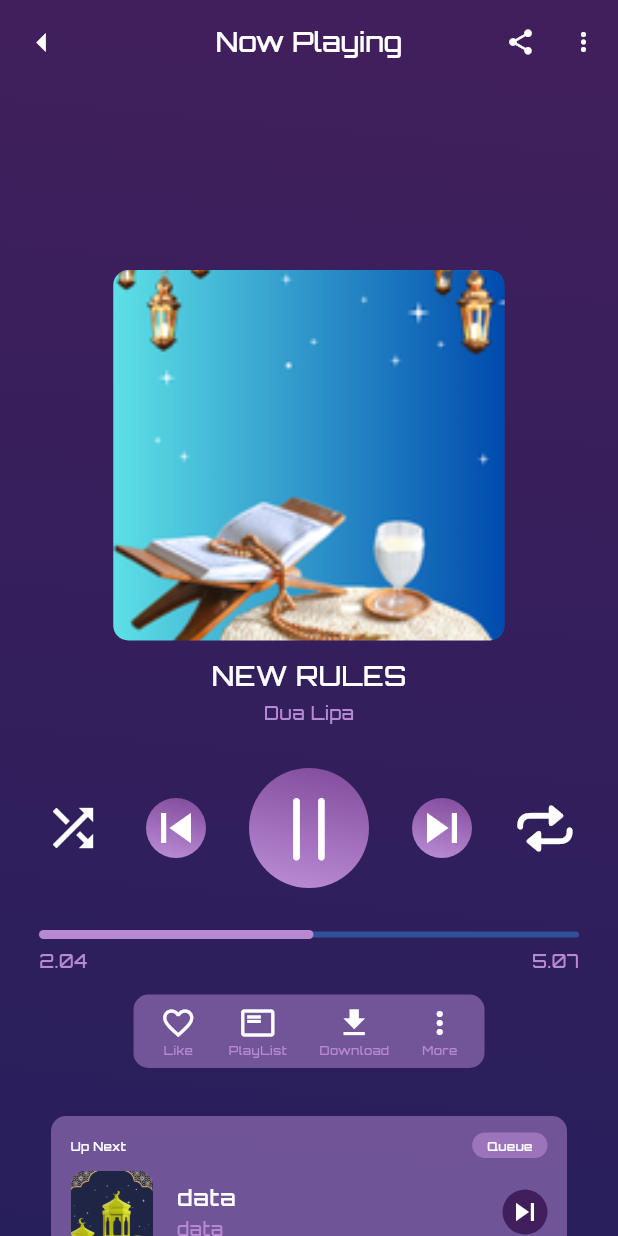
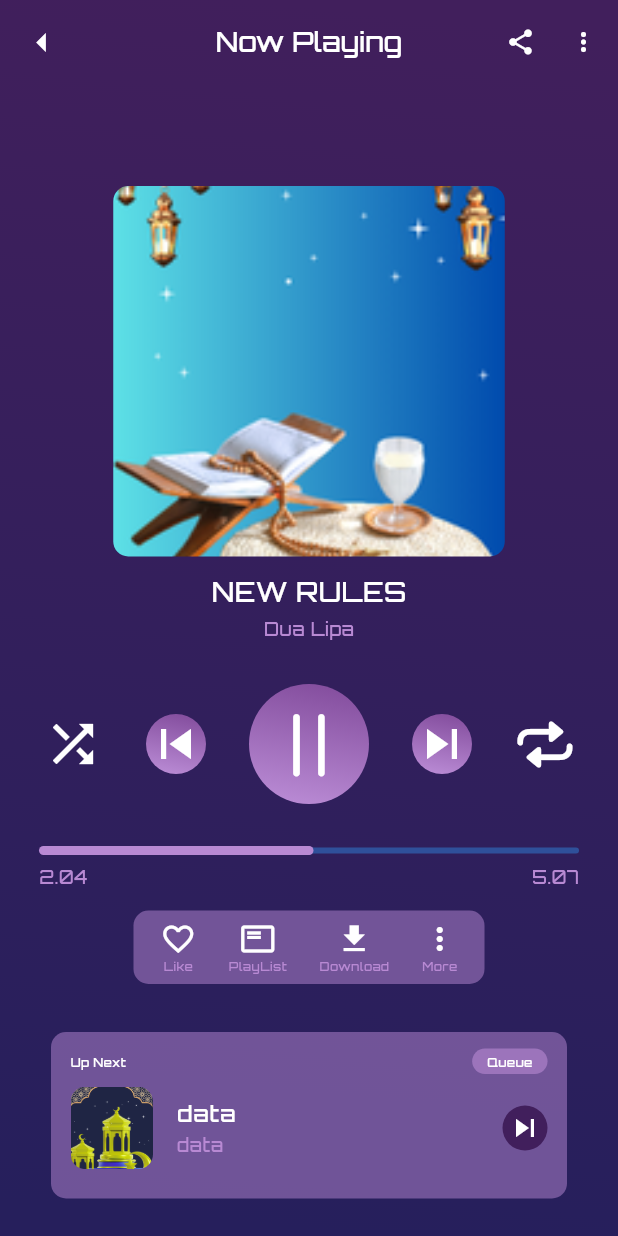
Before and after one commit to EngMohamed3382/music_app, a Flutter app: the PlayMusicScreen screen opened by its route, on a phone screen of 412 x 824 dp. Run offline on Flutter 3.47's test engine with Material 3 defaults, Android fonts, the phone set to English and light mode, and no system bars.

Commit message:
Part 37 design Play Page Part 12 Finish All App Design

```diff
--- a/lib/features/play_music/screens/play_music_screen.dart
+++ b/lib/features/play_music/screens/play_music_screen.dart
@@ -1,12 +1,7 @@
 import 'package:flutter/material.dart';
 import 'package:music_app/core/resources/alignment_managers.dart';
-import 'package:music_app/core/resources/assets_managers.dart';
 import 'package:music_app/core/resources/color_managers.dart';
-import 'package:music_app/core/resources/font_managers.dart';
-import 'package:music_app/core/resources/height_values_managers.dart';
-import 'package:music_app/core/resources/padding_value.dart';
-import 'package:music_app/core/resources/radius_values_managers.dart';
-import 'package:music_app/core/resources/width_values_managers.dart';
+import 'package:music_app/features/play_music/widgets/custom_tool_2_play_music.dart';
 import 'package:music_app/features/play_music/widgets/custom_app_bar_play_music_screen.dart';
 import 'package:music_app/features/play_music/widgets/custom_button_controller_play_music.dart';
 import 'package:music_app/features/play_music/widgets/custom_songs_details_play_music_screen.dart';
@@ -20,8 +15,7 @@
     return Scaffold(
       extendBodyBehindAppBar: true,
       appBar: CustomAppBarPlayMusicScreen(),
-      body: SingleChildScrollView(
-        child: Container(
+      body: Container(
         decoration: BoxDecoration(
             gradient: LinearGradient(
                 begin: Alignment(
@@ -38,9 +32,10 @@
             child: Column(
               crossAxisAlignment: CrossAxisAlignment.center,
               children: [
-                  SizedBox(
-                    height: HeightValuesManagers.h124,
-                  ),
+                Spacer(),
+                // SizedBox(
+                //   height: HeightValuesManagers.h124,
+                // ),
                 CustomSongsDetailsPlayMusic(),
                 SizedBox(
                   height: 28,
@@ -50,71 +45,8 @@
                   onChanged: (value) {},
                 ),
                 CustomToolsPlayMusic(),
-                  Container(
-                    padding: EdgeInsets.symmetric(vertical: PaddingValue.p11, horizontal: PaddingValue.p13),
-                    decoration: ShapeDecoration(
-                      shape: RoundedRectangleBorder(
-                          borderRadius:
-                              BorderRadius.circular(RadiusValuesManagers.r10)),
-                      color: ColorManagers.kLightPurple.withValues(alpha: 0.50),
-                    ),
-                    margin: EdgeInsets.symmetric(horizontal: PaddingValue.p34, vertical: PaddingValue.p25),
-                    child: Column(
-                      children: [
-                        Row(
-                          mainAxisAlignment: MainAxisAlignment.spaceBetween,
-                          children: [
-                            Text(
-                              "Up Next",
-                              style: TextStyle(
-                                  color: ColorManagers.kWhite,
-                                  fontSize: FontSizeManagers.f8,
-                                  fontWeight: FontWeight.w500),
-                            ),
-                            Container(
-                              decoration: BoxDecoration(
-                                  color: ColorManagers.kLightPurple.withValues(alpha: 0.60),
-                                borderRadius: BorderRadius.circular(RadiusValuesManagers.r10)
-                              ),
-
-                              padding: EdgeInsets.symmetric(vertical: PaddingValue.p3, horizontal: PaddingValue.p10),
-                              child: Text(
-                                "Queue",
-                                style: TextStyle(
-                                    color: ColorManagers.kWhite,
-                                    fontSize: FontSizeManagers.f8,
-                                    fontWeight: FontWeight.w500),
-                              ),
-                            ),
+                CustomTools2PlayMusic(),
               ],
-                        ),
-                        ListTile(
-                          contentPadding: EdgeInsets.all(0),
-                          leading: ClipRRect(
-                            borderRadius: BorderRadius.circular(RadiusValuesManagers.r10),
-                            child: Image(
-                                width: WidthValuesManagers.w55,
-                                height: HeightValuesManagers.h55,
-                                fit: BoxFit.cover,
-                                image: AssetImage(AssetsManagers.homePageH3)),
-                          ),
-                          title: Text("data", style: TextStyle(color: ColorManagers.kWhite, fontWeight: FontWeight.w500,fontSize: FontSizeManagers.f15),),
-                          subtitle: Text("data",  style: TextStyle(color: ColorManagers.kLightPurple,fontSize: FontSizeManagers.f12,fontWeight: FontWeight.w500),),
-                          trailing: Container(
-                            decoration: BoxDecoration(
-                                color: ColorManagers.kPrimaryColor,
-                              borderRadius: BorderRadius.circular(RadiusValuesManagers.r50)
-                            ),
-
-                              width: 30,
-                              height: 30,
-                              child: Icon(Icons.skip_next,color: ColorManagers.kWhite,)),
-                        )
-                      ],
-                    ),
-                  ),
-                ],
-              ),
             ),
           ),
         ),
--- /dev/null
+++ b/lib/features/play_music/widgets/custom_tool_2_play_music.dart
@@ -0,0 +1,81 @@
+import 'package:flutter/material.dart';
+import 'package:music_app/core/resources/assets_managers.dart';
+import 'package:music_app/core/resources/color_managers.dart';
+import 'package:music_app/core/resources/font_managers.dart';
+import 'package:music_app/core/resources/height_values_managers.dart';
+import 'package:music_app/core/resources/padding_value.dart';
+import 'package:music_app/core/resources/radius_values_managers.dart';
+import 'package:music_app/core/resources/width_values_managers.dart';
+
+class CustomTools2PlayMusic extends StatelessWidget {
+  const CustomTools2PlayMusic({
+    super.key,
+  });
+
+  @override
+  Widget build(BuildContext context) {
+    return Container(
+      padding: EdgeInsets.symmetric(vertical: PaddingValue.p11, horizontal: PaddingValue.p13),
+      decoration: ShapeDecoration(
+        shape: RoundedRectangleBorder(
+            borderRadius:
+            BorderRadius.circular(RadiusValuesManagers.r10)),
+        color: ColorManagers.kLightPurple.withValues(alpha: 0.50),
+      ),
+      margin: EdgeInsets.symmetric(horizontal: PaddingValue.p34, vertical: PaddingValue.p25),
+      child: Column(
+        children: [
+          Row(
+            mainAxisAlignment: MainAxisAlignment.spaceBetween,
+            children: [
+              Text(
+                "Up Next",
+                style: TextStyle(
+                    color: ColorManagers.kWhite,
+                    fontSize: FontSizeManagers.f8,
+                    fontWeight: FontWeight.w500),
+              ),
+              Container(
+                decoration: BoxDecoration(
+                    color: ColorManagers.kLightPurple.withValues(alpha: 0.60),
+                    borderRadius: BorderRadius.circular(RadiusValuesManagers.r10)
+                ),
+
+                padding: EdgeInsets.symmetric(vertical: PaddingValue.p3, horizontal: PaddingValue.p10),
+                child: Text(
+                  "Queue",
+                  style: TextStyle(
+                      color: ColorManagers.kWhite,
+                      fontSize: FontSizeManagers.f8,
+                      fontWeight: FontWeight.w500),
+                ),
+              ),
+            ],
+          ),
+          ListTile(
+            contentPadding: EdgeInsets.all(0),
+            leading: ClipRRect(
+              borderRadius: BorderRadius.circular(RadiusValuesManagers.r10),
+              child: Image(
+                  width: WidthValuesManagers.w55,
+                  height: HeightValuesManagers.h55,
+                  fit: BoxFit.cover,
+                  image: AssetImage(AssetsManagers.homePageH3)),
+            ),
+            title: Text("data", style: TextStyle(color: ColorManagers.kWhite, fontWeight: FontWeight.w500,fontSize: FontSizeManagers.f15),),
+            subtitle: Text("data",  style: TextStyle(color: ColorManagers.kLightPurple,fontSize: FontSizeManagers.f12,fontWeight: FontWeight.w500),),
+            trailing: Container(
+                decoration: BoxDecoration(
+                    color: ColorManagers.kPrimaryColor,
+                    borderRadius: BorderRadius.circular(RadiusValuesManagers.r50)
+                ),
+
+                width: 30,
+                height: 30,
+                child: Icon(Icons.skip_next,color: ColorManagers.kWhite,)),
+          )
+        ],
+      ),
+    );
+  }
+}
```
Lines whose indentation alone changed are shown as unchanged.
